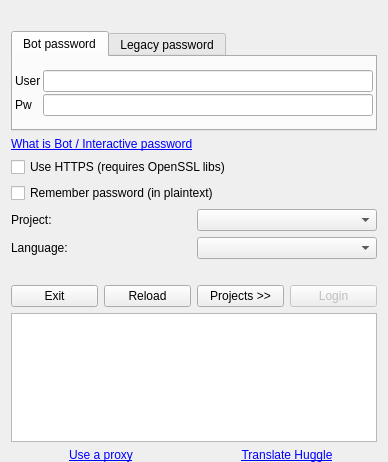
Qt form src/huggle_ui/loginform.ui (huggle/huggle3-qt-lx) before a commit.
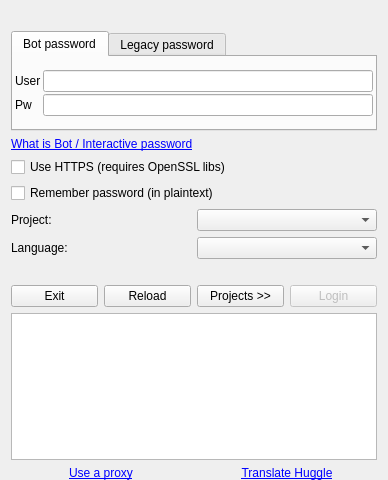
The same form after that commit. Icons and pictures are not drawn.

Commit message: improved sizes of login form

Patch:
```diff
--- a/src/huggle_ui/loginform.ui
+++ b/src/huggle_ui/loginform.ui
@@ -7,7 +7,7 @@
     <x>0</x>
     <y>0</y>
     <width>388</width>
-    <height>462</height>
+    <height>480</height>
    </rect>
   </property>
   <property name="sizePolicy">
@@ -24,8 +24,8 @@
   </property>
   <property name="maximumSize">
    <size>
-    <width>600</width>
-    <height>800</height>
+    <width>800</width>
+    <height>1200</height>
    </size>
   </property>
   <property name="windowTitle">
@@ -35,6 +35,9 @@
    <iconset resource="../huggle_res/pictures.qrc">
     <normaloff>:/huggle/pictures/Resources/huggle3_small.ico</normaloff>:/huggle/pictures/Resources/huggle3_small.ico</iconset>
   </property>
+  <property name="sizeGripEnabled">
+   <bool>false</bool>
+  </property>
   <layout class="QVBoxLayout" name="verticalLayout">
    <property name="bottomMargin">
     <number>0</number>
```
The commit also changes 1 other file.
